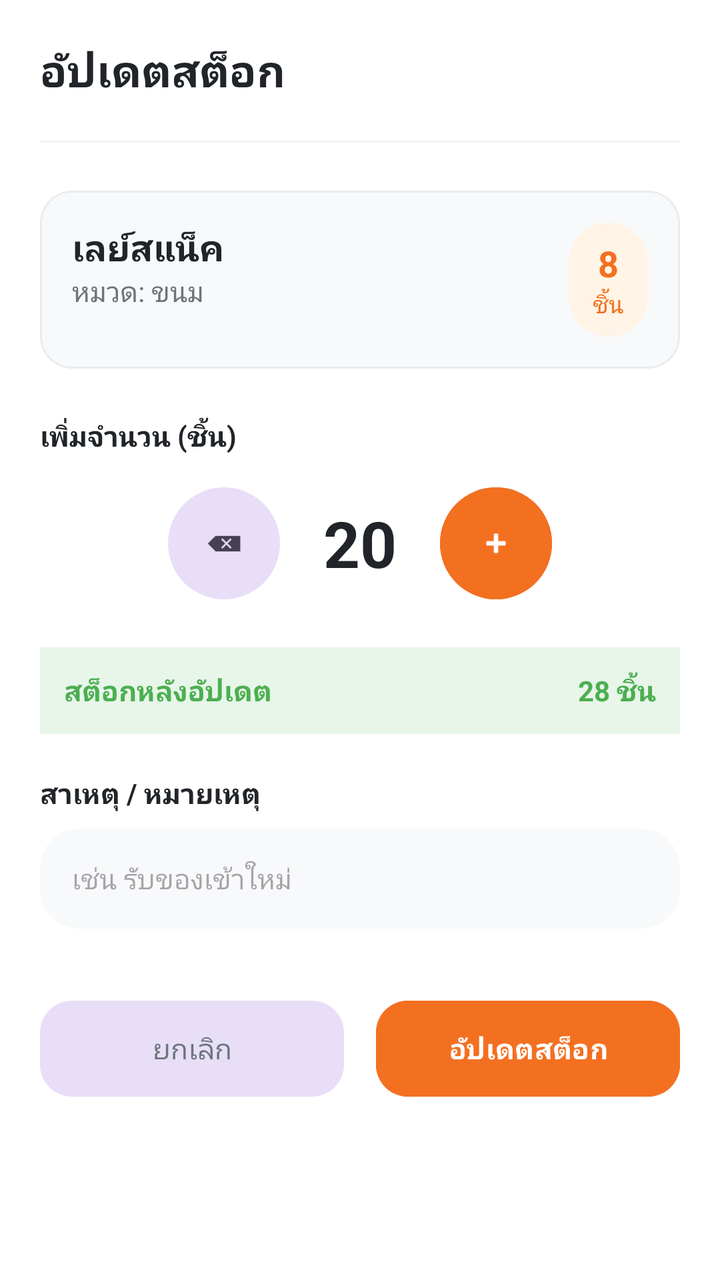
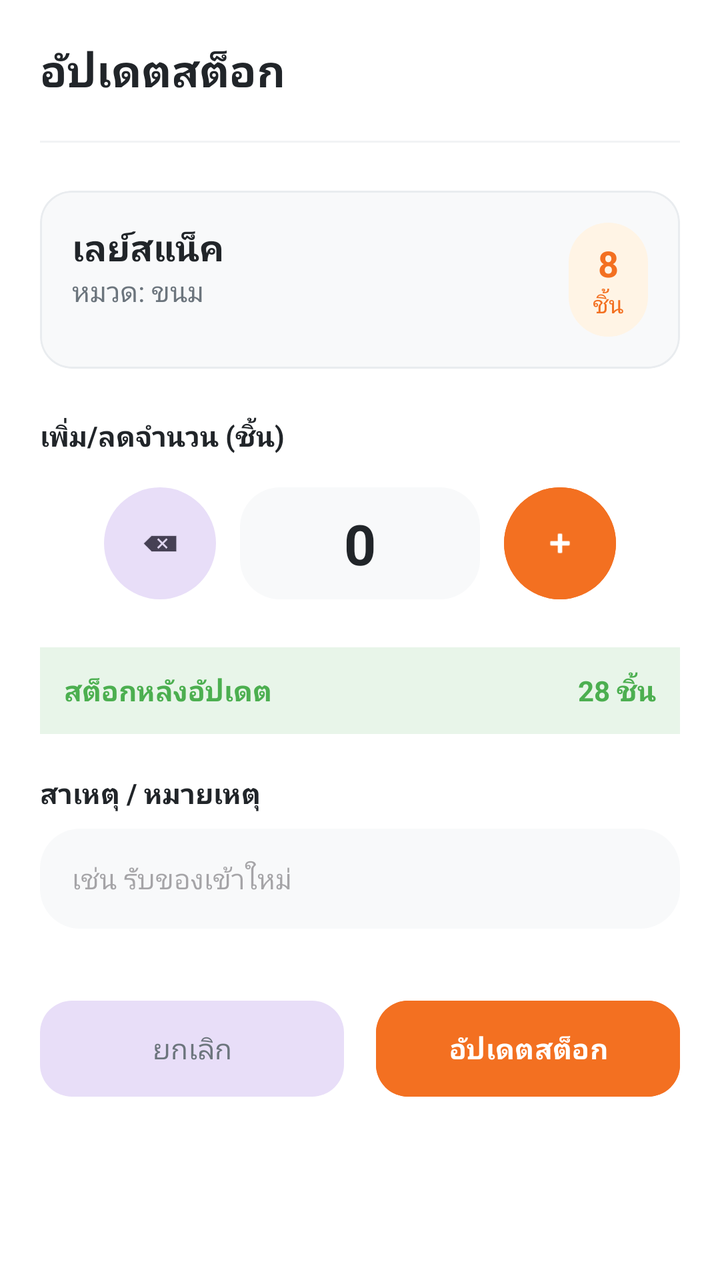

Compare the two renders of this Android layout. The source of the first and the diff that turns it into the second are given below.
<!-- AndroidManifest.xml: application theme Theme.SaiThongGroceryApp -->
<!-- res/layout/update_stock.xml -->
<?xml version="1.0" encoding="utf-8"?>

<androidx.constraintlayout.widget.ConstraintLayout xmlns:android="http://schemas.android.com/apk/res/android"
    xmlns:app="http://schemas.android.com/apk/res-auto"
    xmlns:tools="http://schemas.android.com/tools"
    android:layout_width="match_parent"
    android:layout_height="match_parent"
    android:background="@color/white"
    android:padding="20dp">

    
    <TextView
        android:id="@+id/tv_update_stock_title"
        android:layout_width="wrap_content"
        android:layout_height="wrap_content"
        android:text="อัปเดตสต็อก"
        android:textColor="@color/text_primary"
        android:textSize="22sp"
        android:textStyle="bold"
        app:layout_constraintStart_toStartOf="parent"
        app:layout_constraintTop_toTopOf="parent" />

    <View
        android:id="@+id/update_stock_header_divider"
        android:layout_width="match_parent"
        android:layout_height="1dp"
        android:layout_marginTop="20dp"
        android:background="#F1F3F5"
        app:layout_constraintTop_toBottomOf="@id/tv_update_stock_title" />

    
    <com.google.android.material.card.MaterialCardView
        android:id="@+id/card_product_info"
        android:layout_width="match_parent"
        android:layout_height="wrap_content"
        android:layout_marginTop="24dp"
        app:cardBackgroundColor="#F8F9FA"
        app:cardCornerRadius="16dp"
        app:cardElevation="0dp"
        app:strokeColor="#E9ECEF"
        app:strokeWidth="1dp"
        app:layout_constraintTop_toBottomOf="@id/update_stock_header_divider">

        <RelativeLayout
            android:layout_width="match_parent"
            android:layout_height="wrap_content"
            android:padding="16dp">

            <LinearLayout
                android:layout_width="wrap_content"
                android:layout_height="wrap_content"
                android:orientation="vertical">
                <TextView
                    android:id="@+id/tv_update_product_name"
                    android:layout_width="wrap_content"
                    android:layout_height="wrap_content"
                    android:text="เลย์สแน็ค"
                    android:textColor="@color/text_primary"
                    android:textSize="18sp"
                    android:textStyle="bold" />
                <TextView
                    android:id="@+id/tv_update_product_category"
                    android:layout_width="wrap_content"
                    android:layout_height="wrap_content"
                    android:text="หมวด: ขนม"
                    android:textColor="@color/text_secondary"
                    android:textSize="14sp" />
            </LinearLayout>

            
            <LinearLayout
                android:layout_width="wrap_content"
                android:layout_height="wrap_content"
                android:layout_alignParentEnd="true"
                android:layout_centerVertical="true"
                android:background="@drawable/bg_tag_orange"
                android:gravity="center"
                android:orientation="vertical"
                android:paddingHorizontal="12dp"
                android:paddingVertical="8dp">
                <TextView
                    android:id="@+id/tv_current_stock_val"
                    android:layout_width="wrap_content"
                    android:layout_height="wrap_content"
                    android:text="8"
                    android:textColor="@color/brand_orange"
                    android:textSize="18sp"
                    android:textStyle="bold" />
                <TextView
                    android:layout_width="wrap_content"
                    android:layout_height="wrap_content"
                    android:text="ชิ้น"
                    android:textColor="@color/brand_orange"
                    android:textSize="12sp" />
            </LinearLayout>
        </RelativeLayout>
    </com.google.android.material.card.MaterialCardView>

    
    <TextView
        android:id="@+id/lbl_add_qty"
        android:layout_width="wrap_content"
        android:layout_height="wrap_content"
        android:layout_marginTop="24dp"
        android:text="เพิ่มจำนวน (ชิ้น)"
        android:textColor="@color/text_primary"
        android:textStyle="bold"
        app:layout_constraintStart_toStartOf="parent"
        app:layout_constraintTop_toBottomOf="@id/card_product_info" />

    <LinearLayout
        android:id="@+id/ll_qty_picker"
        android:layout_width="match_parent"
        android:layout_height="wrap_content"
        android:layout_marginTop="16dp"
        android:gravity="center"
        android:orientation="horizontal"
        app:layout_constraintTop_toBottomOf="@id/lbl_add_qty">

        
        <com.google.android.material.button.MaterialButton
            android:id="@+id/btn_minus"
            style="@style/Widget.Material3.Button.TonalButton"
            android:layout_width="56dp"
            android:layout_height="56dp"
            android:contentDescription="ลดจำนวน"
            android:insetLeft="0dp"
            android:insetTop="0dp"
            android:insetRight="0dp"
            android:insetBottom="0dp"
            app:cornerRadius="28dp"
            app:icon="@android:drawable/ic_input_delete"
            app:iconGravity="textStart"
            app:iconPadding="0dp" />

        
        <TextView
            android:id="@+id/tv_add_qty_val"
            android:layout_width="80dp"
            android:layout_height="wrap_content"
            android:gravity="center"
            android:text="20"
            android:textColor="@color/text_primary"
            android:textSize="32sp"
            android:textStyle="bold" />

        
        <com.google.android.material.button.MaterialButton
            android:id="@+id/btn_plus"
            android:layout_width="56dp"
            android:layout_height="56dp"
            android:backgroundTint="@color/brand_orange"
            android:contentDescription="เพิ่มจำนวน"
            android:insetLeft="0dp"
            android:insetTop="0dp"
            android:insetRight="0dp"
            android:insetBottom="0dp"
            app:cornerRadius="28dp"
            app:icon="@android:drawable/ic_input_add"
            app:iconGravity="textStart"
            app:iconPadding="0dp" />
    </LinearLayout>

    
    <LinearLayout
        android:id="@+id/ll_stock_summary"
        android:layout_width="match_parent"
        android:layout_height="wrap_content"
        android:layout_marginTop="24dp"
        android:background="#E8F5E9"
        android:orientation="horizontal"
        android:padding="12dp"
        app:layout_constraintTop_toBottomOf="@id/ll_qty_picker">
        <TextView
            android:layout_width="0dp"
            android:layout_height="wrap_content"
            android:layout_weight="1"
            android:text="สต็อกหลังอัปเดต"
            android:textColor="@color/brand_green"
            android:textStyle="bold" />
        <TextView
            android:id="@+id/tv_after_stock_val"
            android:layout_width="wrap_content"
            android:layout_height="wrap_content"
            android:text="28 ชิ้น"
            android:textColor="@color/brand_green"
            android:textStyle="bold" />
    </LinearLayout>

    
    <TextView
        android:id="@+id/lbl_remark"
        android:layout_width="wrap_content"
        android:layout_height="wrap_content"
        android:layout_marginTop="20dp"
        android:text="สาเหตุ / หมายเหตุ"
        android:textColor="@color/text_primary"
        android:textStyle="bold"
        app:layout_constraintStart_toStartOf="parent"
        app:layout_constraintTop_toBottomOf="@id/ll_stock_summary" />

    <EditText
        android:id="@+id/et_remark"
        android:layout_width="match_parent"
        android:layout_height="50dp"
        android:layout_marginTop="8dp"
        android:background="@drawable/bg_rounded_gray"
        android:hint="เช่น รับของเข้าใหม่"
        android:paddingHorizontal="16dp"
        android:textSize="14sp"
        app:layout_constraintTop_toBottomOf="@id/lbl_remark" />

    
    <LinearLayout
        android:layout_width="match_parent"
        android:layout_height="wrap_content"
        android:layout_marginTop="32dp"
        android:orientation="horizontal"
        app:layout_constraintTop_toBottomOf="@id/et_remark">

        <com.google.android.material.button.MaterialButton
            android:id="@+id/btn_update_stock_cancel"
            style="@style/Widget.Material3.Button.TonalButton"
            android:layout_width="0dp"
            android:layout_height="56dp"
            android:layout_marginEnd="8dp"
            android:layout_weight="1"
            android:text="ยกเลิก"
            android:textColor="@color/text_secondary"
            app:cornerRadius="16dp" />

        <com.google.android.material.button.MaterialButton
            android:id="@+id/btn_confirm_update_stock"
            android:layout_width="0dp"
            android:layout_height="56dp"
            android:layout_marginStart="8dp"
            android:layout_weight="1"
            android:backgroundTint="@color/brand_orange"
            android:text="อัปเดตสต็อก"
            android:textStyle="bold"
            app:cornerRadius="16dp" />
    </LinearLayout>

</androidx.constraintlayout.widget.ConstraintLayout>
<!-- resources referenced by this layout -->
<resources>
  <color name="brand_green">#4CAF50</color>
  <color name="brand_orange">#F37021</color>
  <color name="text_primary">#212529</color>
  <color name="text_secondary">#6C757D</color>
  <color name="white">#FFFFFFFF</color>
  <!-- drawable bg_rounded_gray (drawable) -->
  <?xml version="1.0" encoding="utf-8"?>
  
  <shape xmlns:android="http://schemas.android.com/apk/res/android">
      <solid android:color="@color/background_gray" />
      <corners android:radius="20dp" />
  </shape>
  <!-- drawable bg_tag_orange (drawable) -->
  <?xml version="1.0" encoding="utf-8"?>
  
  <shape xmlns:android="http://schemas.android.com/apk/res/android">
      <solid android:color="@color/light_orange" />
      <corners android:radius="100dp" />
  </shape>
  <style name="Theme.SaiThongGroceryApp" parent="Base.Theme.SaiThongGroceryApp" />
  <color name="background_gray">#F8F9FA</color>
  <color name="light_orange">#FFF4E5</color>
  <style name="Base.Theme.SaiThongGroceryApp" parent="Theme.Material3.DayNight.NoActionBar">
          
          
      </style>
</resources>

<!-- the commit's change to res/layout/update_stock.xml (unified diff, before → after) -->
@@ -102,7 +102,7 @@
         android:layout_width="wrap_content"
         android:layout_height="wrap_content"
         android:layout_marginTop="24dp"
-        android:text="เพิ่มจำนวน (ชิ้น)"
+        android:text="เพิ่ม/ลดจำนวน (ชิ้น)"
         android:textColor="@color/text_primary"
         android:textStyle="bold"
         app:layout_constraintStart_toStartOf="parent"
@@ -134,14 +134,18 @@
             app:iconPadding="0dp" />
 
         
-        <TextView
-            android:id="@+id/tv_add_qty_val"
-            android:layout_width="80dp"
-            android:layout_height="wrap_content"
+        <EditText
+            android:id="@+id/et_add_qty_val"
+            android:layout_width="120dp"
+            android:layout_height="56dp"
+            android:layout_marginHorizontal="12dp"
+            android:background="@drawable/bg_rounded_gray"
             android:gravity="center"
-            android:text="20"
+            android:inputType="numberSigned"
+            android:paddingHorizontal="8dp"
+            android:text="0"
             android:textColor="@color/text_primary"
-            android:textSize="32sp"
+            android:textSize="28sp"
             android:textStyle="bold" />
 
         
